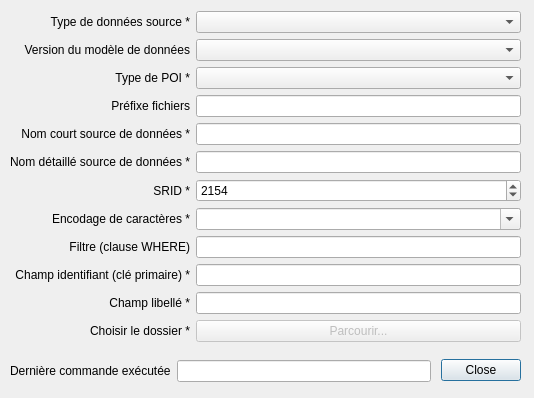
Old version of the form forms/Ui_import_poi_dialog.ui in the repository datagistips/territoires-ville.TempusAccess.
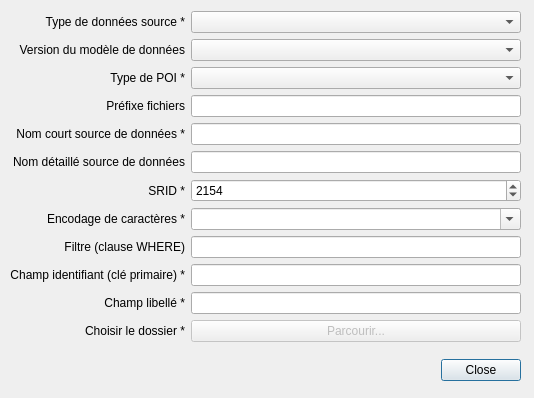
New version of the form.

Commit message: Remove lineEdits in forms and put SQL commands in an external file

What changed in the file:
```diff
--- a/forms/Ui_import_poi_dialog.ui
+++ b/forms/Ui_import_poi_dialog.ui
@@ -179,7 +179,7 @@
     <item row="5" column="0">
      <widget class="QLabel" name="labelSourceComment">
       <property name="text">
-       <string>Nom détaillé source de données *</string>
+       <string>Nom détaillé source de données</string>
       </property>
       <property name="alignment">
        <set>Qt::AlignRight|Qt::AlignTrailing|Qt::AlignVCenter</set>
@@ -238,28 +238,6 @@
     </item>
    </layout>
   </widget>
-  <widget class="QWidget" name="layoutWidget_2">
-   <property name="geometry">
-    <rect>
-     <x>10</x>
-     <y>360</y>
-     <width>421</width>
-     <height>22</height>
-    </rect>
-   </property>
-   <layout class="QHBoxLayout" name="horizontalLayout">
-    <item>
-     <widget class="QLabel" name="label_8">
-      <property name="text">
-       <string>Dernière commande exécutée</string>
-      </property>
-     </widget>
-    </item>
-    <item>
-     <widget class="QLineEdit" name="lineEditCommand"/>
-    </item>
-   </layout>
-  </widget>
  </widget>
  <resources/>
  <connections>
```
The commit also changes 45 other files.
